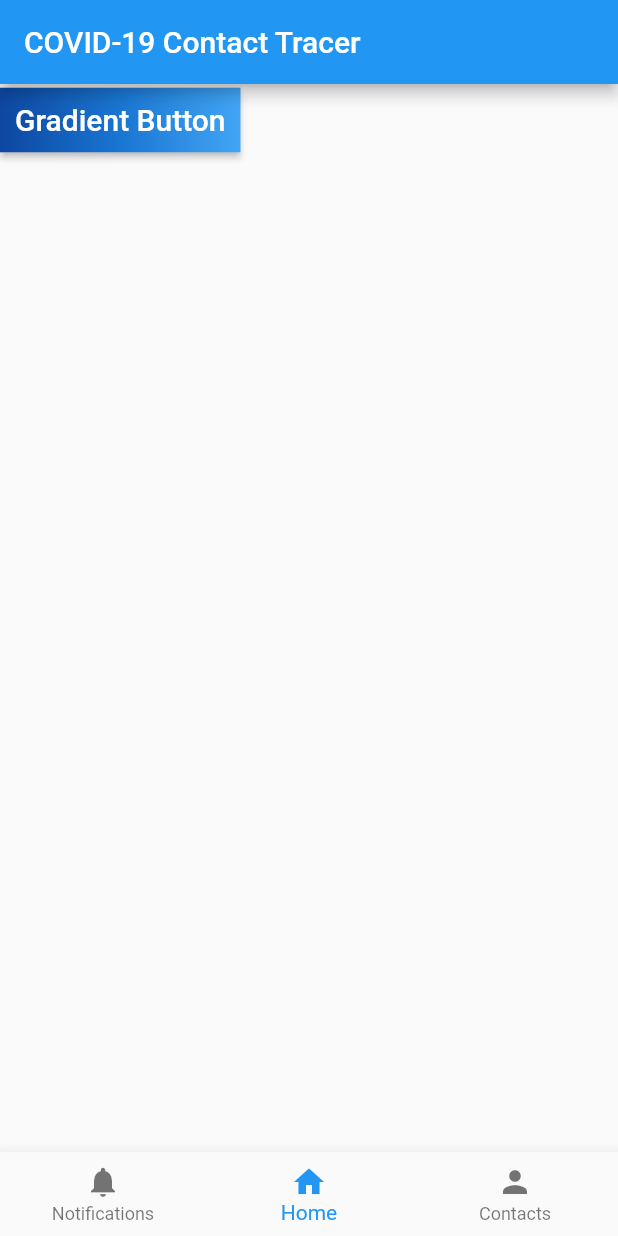
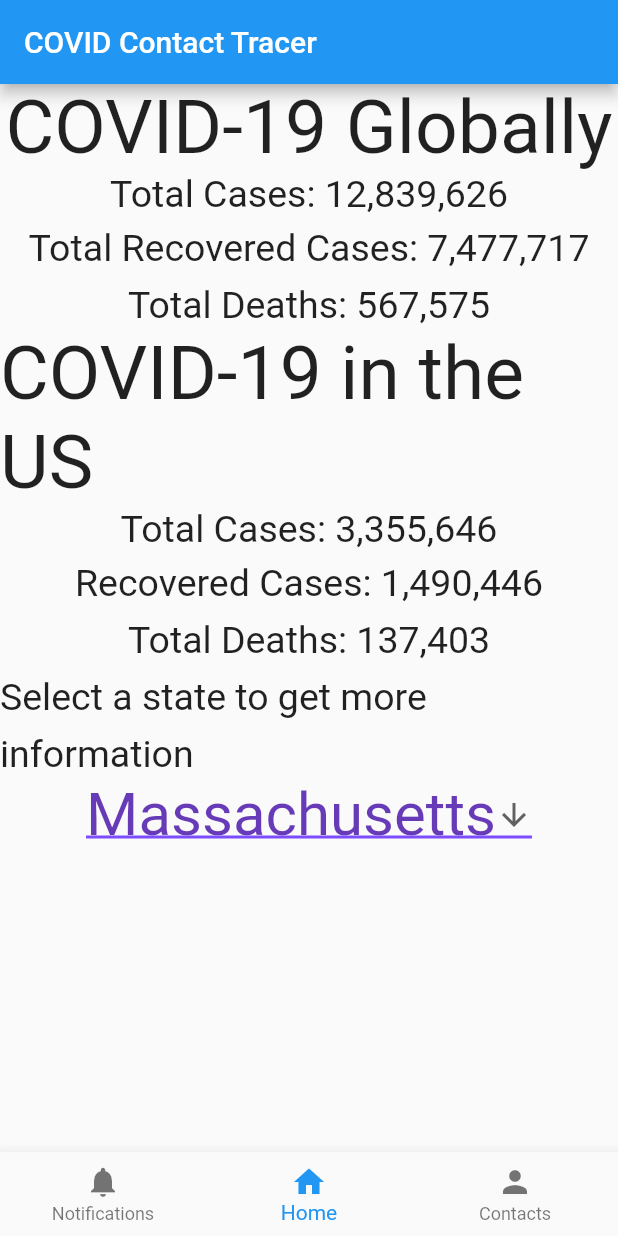
Before and after one commit to akshayaravi222/COVID-19-Contact-Tracker, a Flutter app: the screen it shows after launch, on a phone screen of 412 x 824 dp. Run offline on Flutter 3.47's test engine with Material 2 defaults, Android fonts, the phone set to English and light mode, and no system bars.

Commit message:
Added COVID-19 Numbers

```diff
--- a/lib/home_widget.dart
+++ b/lib/home_widget.dart
@@ -8,51 +8,17 @@
     return _HomeState();
   }
 }
-
 class _HomeState extends State<Home> {
   int _currentIndex = 1;
-  //  final List<Widget> _children = [
-  //    PlaceholderWidget(Colors.white),
-  //    <Widget> [
-  //
-  //    ],
-  //    PlaceholderWidget(Colors.white)
-  //  ];
+  String dropdownValue = 'Massachusetts';
+
   @override
   Widget build(BuildContext context) {
     return Scaffold(
       appBar: AppBar(
-          title: Text('COVID-19 Contact Tracer'),
+        title: Text('COVID Contact Tracer'),
       ),
-        body: Column(
-          children: <Widget>[
-            RaisedButton(
-              onPressed: () async {
-                Future<http.Response> fetchData() {
-                  return http.get('https://hack3.litecomet.com/insert.php?location="ABRHS"&user=1');
-                }
-
-                await fetchData();
-              },
-              textColor: Colors.white,
-              padding: const EdgeInsets.all(0.0),
-              child: Container(
-                decoration: const BoxDecoration(
-                  gradient: LinearGradient(
-                    colors: <Color>[
-                      Color(0xFF0D47A1),
-                      Color(0xFF1976D2),
-                      Color(0xFF42A5F5),
-                    ],
-                  ),
-                ),
-                padding: const EdgeInsets.all(10.0),
-                child:
-                const Text('Gradient Button', style: TextStyle(fontSize: 20)),
-              ),
-            ),
-          ],
-        ),
+      //body: _children[_currentIndex],
       bottomNavigationBar: BottomNavigationBar(
         onTap: onTabTapped,
         currentIndex: _currentIndex,
@@ -71,8 +37,109 @@
           )
         ],
       ),
+      body: Center(
+        child: Column(children: <Widget>[
+          Text(
+            'COVID-19 Globally',
+            style: TextStyle(fontSize: 50),
+          ),
+          Text(
+            'Total Cases: 12,839,626',
+            style: TextStyle(fontSize: 25),
+
+          ),
+          Text(
+            'Total Recovered Cases: 7,477,717',
+            style: TextStyle(
+              fontSize: 25,
+              height: 1.5,
+            ),
+          ),
+          Text(
+            'Total Deaths: 567,575',
+            style: TextStyle(
+              fontSize: 25,
+              height: 1.5,
+            ),
+          ),
+
+
+          Text(
+            'COVID-19 in the US',
+            style: TextStyle(
+              fontSize: 50,
+            ),
+          ),
+          Text(
+            'Total Cases: 3,355,646',
+            style: TextStyle(fontSize: 25),
+
+          ),
+          Text(
+            'Recovered Cases: 1,490,446',
+            style: TextStyle(
+              fontSize: 25,
+              height: 1.5,
+            ),
+          ),
+          Text(
+            'Total Deaths: 137,403',
+            style: TextStyle(
+              fontSize: 25,
+              height: 1.5,
+            ),
+          ),
+
+
+          Text(
+            'Select a state to get more information',
+            style: TextStyle(
+              fontSize: 25,
+              height: 1.5,
+            ),
+          ),
+          new DropdownButton<String>(
+            value: dropdownValue,
+            icon: Icon(Icons.arrow_downward),
+            iconSize: 24,
+            elevation: 16,
+            style: TextStyle(
+              color: Colors.deepPurple,
+              fontSize: 40,
+            ),
+            underline: Container(
+              height: 2,
+              color: Colors.deepPurpleAccent,
+            ),
+            onChanged: (String newValue) {
+              setState(() {
+                dropdownValue = newValue;
+              });
+            },
+            items: <String>[
+              'Free',
+              'Massachusetts',
+              'New York',
+              'Texas',
+              'Florida'
+            ]
+                .map<DropdownMenuItem<String>>((String value) {
+              return DropdownMenuItem<String>(
+
+                value: value,
+                child: Text(value),
+              );
+            })
+                .toList(),
+
+          ),
+
+        ]),
+      ),
     );
   }
+
+
   void onTabTapped(int index) {
     setState(() {
       _currentIndex = index;
```
Lines whose indentation alone changed are shown as unchanged.
